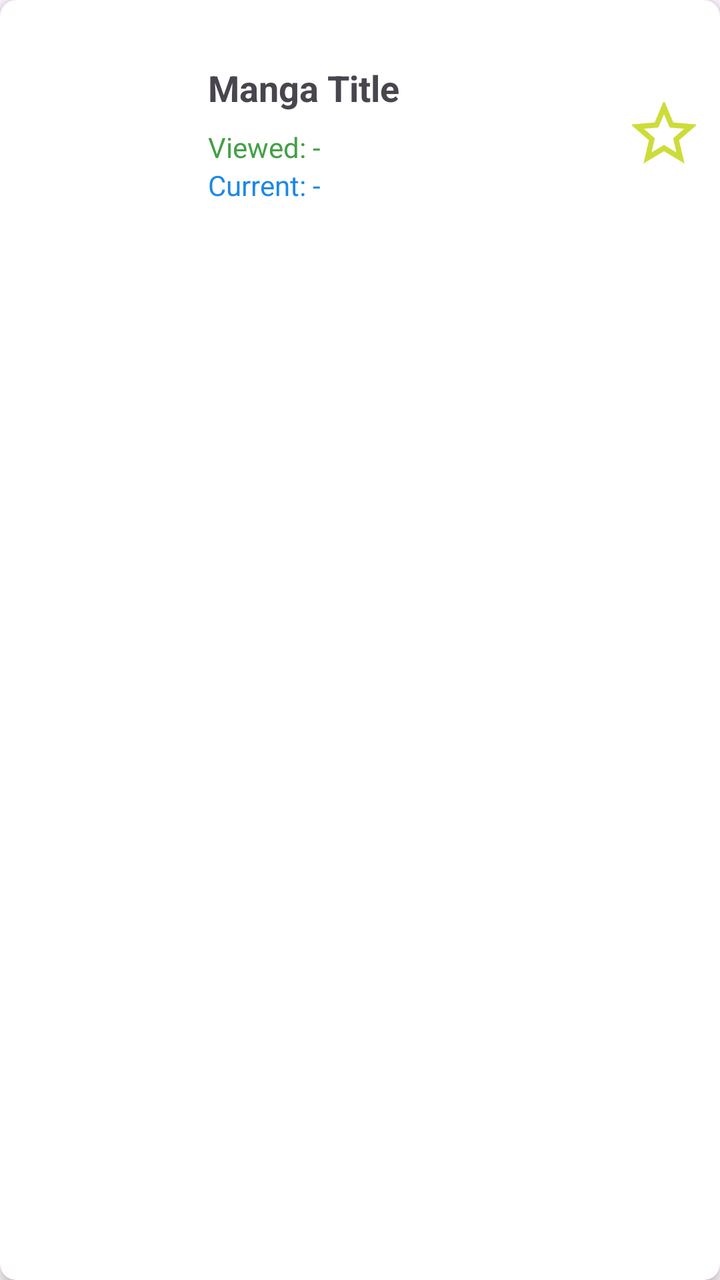
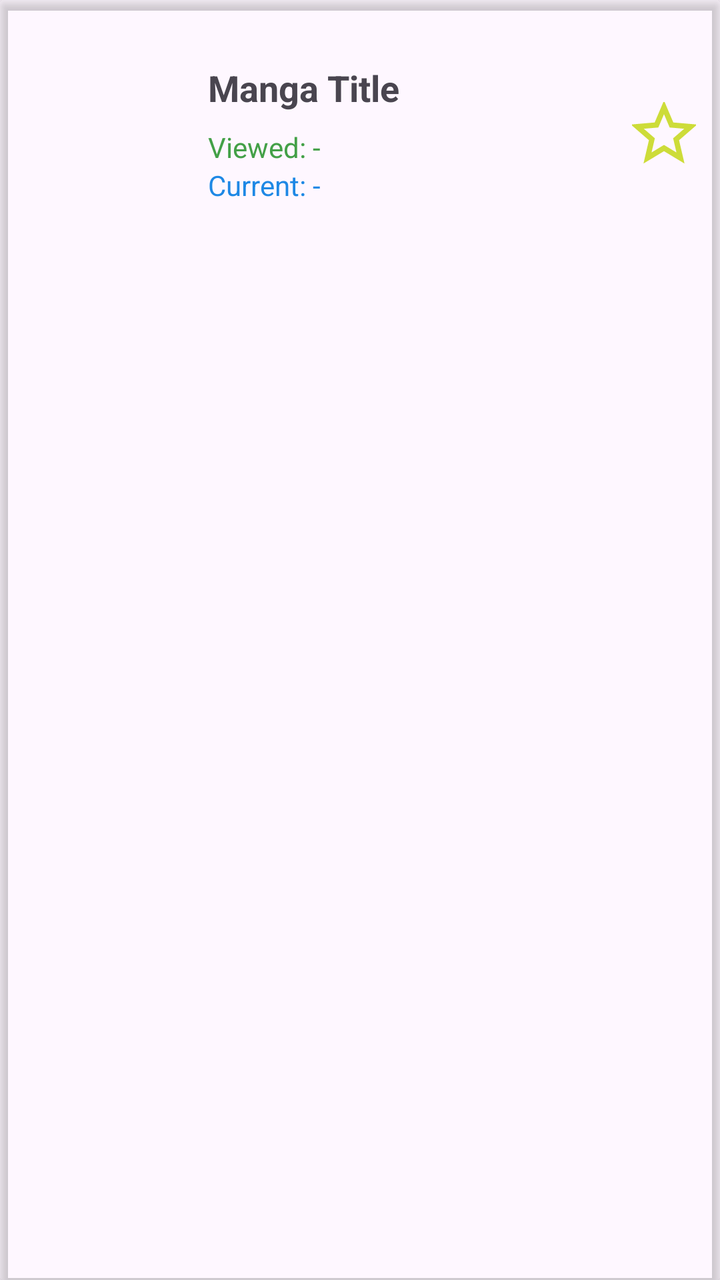

The first picture is an Android layout as it rendered before a commit; the second is the same layout after the commit. The layout source and the unified diff follow.
<!-- AndroidManifest.xml: application theme Theme.MangaV5 -->
<!-- res/layout/activity_bookmark_item.xml -->
<?xml version="1.0" encoding="utf-8"?>
<androidx.cardview.widget.CardView
    xmlns:android="http://schemas.android.com/apk/res/android"
    xmlns:app="http://schemas.android.com/apk/res-auto"
    android:layout_width="match_parent"
    android:layout_height="wrap_content"
    android:layout_margin="8dp"
    app:cardElevation="4dp"
    app:cardCornerRadius="8dp">

    <LinearLayout
        android:layout_width="match_parent"
        android:layout_height="wrap_content"
        android:padding="12dp"
        android:orientation="horizontal"
        android:gravity="center_vertical">

        
        <ImageView
            android:id="@+id/mangaCoverImage"
            android:layout_width="80dp"
            android:layout_height="110dp"
            android:scaleType="centerCrop"
            android:contentDescription="" />

        <LinearLayout
            android:layout_width="0dp"
            android:layout_height="wrap_content"
            android:layout_weight="1"
            android:orientation="vertical"
            android:layout_marginStart="12dp">

            
            <TextView
                android:id="@+id/mangaTitle"
                android:layout_width="match_parent"
                android:layout_height="wrap_content"
                android:text="Manga Title"
                android:textSize="18sp"
                android:textStyle="bold"
                android:maxLines="1"
                android:ellipsize="end" />

            
            <LinearLayout
                android:layout_width="match_parent"
                android:layout_height="wrap_content"
                android:orientation="vertical"
                android:layout_marginTop="8dp">

                <TextView
                    android:id="@+id/viewedChapter"
                    android:layout_width="match_parent"
                    android:layout_height="wrap_content"
                    android:text="Viewed: -"
                    android:textSize="14sp"
                    android:textColor="#43A047"
                    android:clickable="true"
                    android:focusable="true"
                    android:ellipsize="end"
                    android:maxLines="1" />

                <TextView
                    android:id="@+id/currentChapter"
                    android:layout_width="match_parent"
                    android:layout_height="wrap_content"
                    android:text="Current: -"
                    android:textSize="14sp"
                    android:textColor="#1E88E5"
                    android:clickable="true"
                    android:focusable="true"
                    android:ellipsize="end"
                    android:maxLines="1" />

            </LinearLayout>

        </LinearLayout>

        
        <ImageView
            android:id="@+id/bookmarkStar"
            android:layout_width="32dp"
            android:layout_height="32dp"
            android:layout_marginStart="12dp"
            android:contentDescription="rk"
            android:src="@drawable/ic_star_border"
            android:clickable="true"
            android:focusable="true" />

    </LinearLayout>
</androidx.cardview.widget.CardView>
<!-- resources referenced by this layout -->
<resources>
  <!-- drawable ic_star_border (drawable) -->
  <vector xmlns:android="http://schemas.android.com/apk/res/android"
      android:width="24dp"
      android:height="24dp"
      android:viewportWidth="24"
      android:viewportHeight="24">
  
      <path
          android:fillColor="#FF000000"
          android:pathData="M22,9.24l-7.19,-0.62L12,2 9.19,8.62 2,9.24 7.46,13.97 5.82,21 12,17.27 18.18,21 16.54,13.97z"
          android:fillAlpha="0"
          android:strokeColor="#CDDC39"
          android:strokeWidth="2"/>
  </vector>
  <style name="Theme.MangaV5" parent="Theme.MaterialComponents.DayNight.DarkActionBar">
          
          <item name="colorPrimary">@color/purple_500</item>
          <item name="colorPrimaryVariant">@color/purple_700</item>
          <item name="colorOnPrimary">@color/white</item>
          
          <item name="colorSecondary">@color/teal_200</item>
          <item name="colorSecondaryVariant">@color/teal_700</item>
          <item name="colorOnSecondary">@color/black</item>
          
          <item name="android:statusBarColor">?attr/colorPrimaryVariant</item>
          
      </style>
  <color name="purple_500">#FF6200EE</color>
  <color name="purple_700">#FF3700B3</color>
  <color name="white">#FFFFFFFF</color>
  <color name="teal_200">#FF03DAC5</color>
  <color name="teal_700">#FF018786</color>
  <color name="black">#FF000000</color>
</resources>

<!-- the commit's change to res/layout/activity_bookmark_item.xml (unified diff, before → after) -->
@@ -5,15 +5,16 @@
     android:layout_width="match_parent"
     android:layout_height="wrap_content"
     android:layout_margin="8dp"
-    app:cardElevation="4dp"
-    app:cardCornerRadius="8dp">
+    app:cardElevation="3dp"
+    app:cardBackgroundColor="@android:color/transparent">>
 
     <LinearLayout
         android:layout_width="match_parent"
         android:layout_height="wrap_content"
         android:padding="12dp"
         android:orientation="horizontal"
-        android:gravity="center_vertical">
+        android:gravity="center_vertical"
+        android:background="@android:color/transparent">
 
         
         <ImageView
@@ -88,4 +89,12 @@
             android:focusable="true" />
 
     </LinearLayout>
+
+    <androidx.cardview.widget.CardView
+        android:layout_width="match_parent"
+        android:layout_height="wrap_content"
+        android:layout_margin="8dp"
+        app:cardCornerRadius="8dp"
+        android:id="@+id/mangaBlurCard">
+    </androidx.cardview.widget.CardView>
 </androidx.cardview.widget.CardView>
